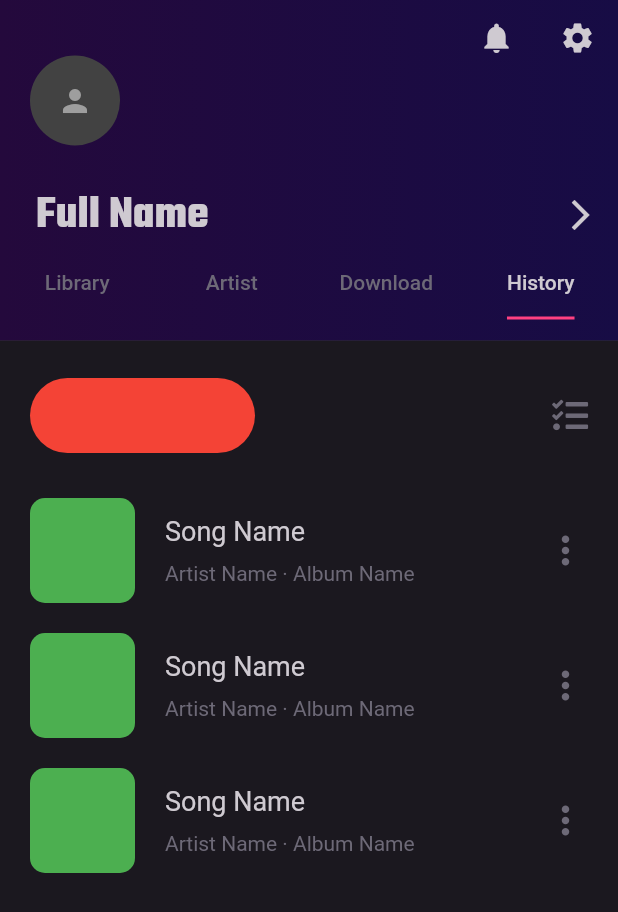
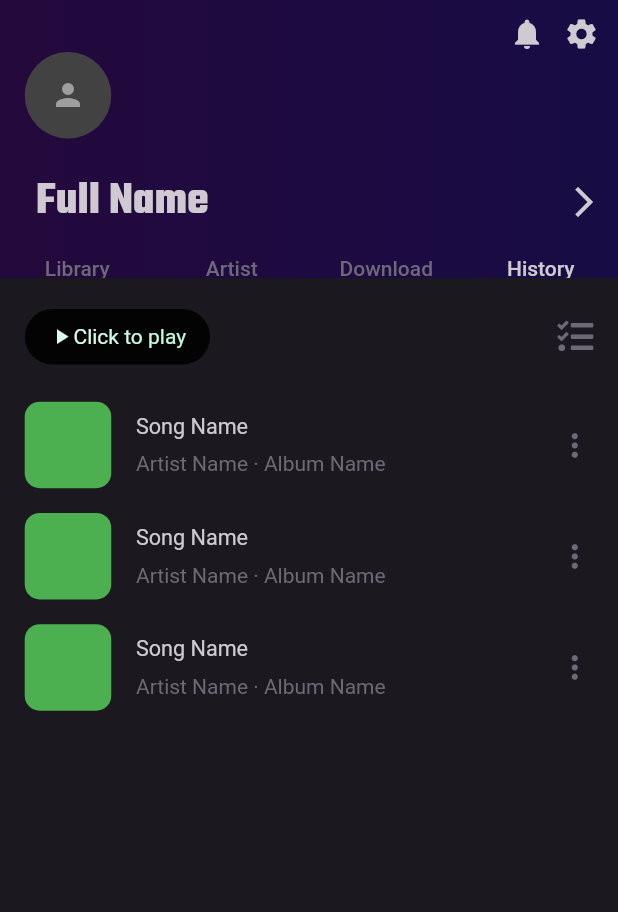
Before and after one commit to neddstarkk/skybeat-music-player, a Flutter app: the ProfilePage screen opened directly, tab 4 chosen, after a tap on the "arrow forward ios" icon, on a phone screen of 412 x 824 dp. Shown: the top 912 px of the screen. Run offline on Flutter 3.47's test engine with Material 2 defaults, Android fonts, the phone set to English and light mode, and no system bars; our stand-ins replace firebase_auth, font_awesome_flutter, google_sign_in, simple_animations; accounts and stored records are empty; network calls fail.

Commit message:
Made a SizeConfig class to standardize every size configuration
Also aded a shimmer widget in the profile page history tab

```diff
--- a/skybeat/lib/screens/profile_page/widgets/download_tab.dart
+++ b/skybeat/lib/screens/profile_page/widgets/download_tab.dart
@@ -1,8 +1,10 @@
 import 'package:flutter/material.dart';
+import 'package:skybeat/utils/size_config.dart';
 
 class DownloadTab extends StatelessWidget {
   @override
   Widget build(BuildContext context) {
+    SizeConfig().init(context);
     return Container(
       color: Color(0xFF131017),
       child: Container(
@@ -13,12 +15,12 @@ class DownloadTab extends StatelessWidget {
         ),
         child: Column(
           children: <Widget>[
-            SizedBox(height: 220.0,),
+            SizedBox(height: SizeConfig.blockSizeVertical * 22,),
             Text(
               "You haven\'t downloaded songs yet",
               style: TextStyle(
                 color: Color(0xFF6D6977),
-                fontSize: 16.0,
+                fontSize: SizeConfig.safeBlockHorizontal * 3.5,
               ),
             ),
           ],
--- a/skybeat/lib/screens/profile_page/widgets/history_tab.dart
+++ b/skybeat/lib/screens/profile_page/widgets/history_tab.dart
@@ -1,9 +1,12 @@
 import 'package:flutter/material.dart';
 import 'package:font_awesome_flutter/font_awesome_flutter.dart';
+import 'package:skybeat/screens/profile_page/widgets/shimmer.dart';
+import 'package:skybeat/utils/size_config.dart';
 
 class HistoryTab extends StatelessWidget {
   @override
   Widget build(BuildContext context) {
+    SizeConfig().init(context);
     return Container(
       height: MediaQuery.of(context).size.height,
       color: Color(0xFF131017),
@@ -15,23 +18,41 @@ class HistoryTab extends StatelessWidget {
         child: Column(
           children: <Widget>[
             SizedBox(
-              height: 25.0,
+              height: SizeConfig.blockSizeVertical * 2.5,
             ),
             Row(
               children: <Widget>[
                 SizedBox(
-                  width: 20.0,
+                  width: SizeConfig.blockSizeHorizontal * 4,
                 ),
                 GestureDetector(
                   onTap: () {
                     print("PLAY button pressed");
                   },
                   child: Container(
-                    height: 50,
-                    width: 150,
+                    height: SizeConfig.blockSizeVertical * 4.5,
+                    width: SizeConfig.blockSizeHorizontal * 30,
                     decoration: BoxDecoration(
-                      borderRadius: BorderRadius.circular(30.0),
-                      color: Colors.red,
+                      borderRadius: BorderRadius.circular(
+                          SizeConfig.blockSizeVertical * 3),
+                      color: Colors.black87,
+                    ),
+                    child: Center(
+                      child: Shimmer(
+                        child: Row(
+                          mainAxisAlignment: MainAxisAlignment.center,
+                          children: [
+                            Icon(
+                              Icons.play_arrow,
+                              size: SizeConfig.blockSizeVertical * 2,
+                            ),
+                            Text("Click to play")
+                          ],
+                        ),
+                        gradient: LinearGradient(
+                            colors: [Colors.white, Colors.greenAccent]),
+                        period: Duration(seconds: 3),
+                      ),
                     ),
                   ),
                 ),
@@ -46,12 +67,12 @@ class HistoryTab extends StatelessWidget {
                   ),
                 ),
                 SizedBox(
-                  width: 20.0,
+                  width: SizeConfig.blockSizeHorizontal * 4,
                 )
               ],
             ),
             SizedBox(
-              height: 20.0,
+              height: SizeConfig.blockSizeVertical * 2,
             ),
             Expanded(
               child: Container(
@@ -62,18 +83,19 @@ class HistoryTab extends StatelessWidget {
                   itemBuilder: (context, index) => Row(
                     children: <Widget>[
                       SizedBox(
-                        width: 20.0, height: 90.0,
+                        width: SizeConfig.blockSizeHorizontal * 4,
+                        height: SizeConfig.blockSizeVertical * 9,
                       ),
                       Container(
-                        height: 70.0,
-                        width: 70.0,
+                        height: SizeConfig.blockSizeVertical * 7,
+                        width: SizeConfig.blockSizeHorizontal * 14,
                         decoration: BoxDecoration(
                           color: Colors.green,
                           borderRadius: BorderRadius.circular(10.0),
                         ),
                       ),
                       SizedBox(
-                        width: 20.0,
+                        width: SizeConfig.blockSizeHorizontal * 4,
                       ),
                       Column(
                         crossAxisAlignment: CrossAxisAlignment.start,
@@ -81,9 +103,12 @@ class HistoryTab extends StatelessWidget {
                           Text(
                             "Song Name",
                             style: TextStyle(
-                                color: Color(0xFFCFCAD1), fontSize: 18.0),
+                                color: Color(0xFFCFCAD1),
+                                fontSize: SizeConfig.safeBlockHorizontal * 3.5),
                           ),
-                          SizedBox(height: 10.0,),
+                          SizedBox(
+                            height: SizeConfig.blockSizeVertical,
+                          ),
                           Text(
                             "Artist Name \u00b7 Album Name",
                             style: TextStyle(
@@ -94,9 +119,15 @@ class HistoryTab extends StatelessWidget {
                       ),
                       Spacer(),
                       GestureDetector(
-                        child: Icon(Icons.more_vert,size: 30.0, color: Color(0xFF6D6977),),
+                        child: Icon(
+                          Icons.more_vert,
+                          size: SizeConfig.blockSizeVertical * 3,
+                          color: Color(0xFF6D6977),
+                        ),
                       ),
-                      SizedBox(width: 20.0,)
+                      SizedBox(
+                        width: SizeConfig.blockSizeHorizontal * 4,
+                      )
                     ],
                   ),
                 ),
--- a/skybeat/lib/screens/profile_page/widgets/library_tab.dart
+++ b/skybeat/lib/screens/profile_page/widgets/library_tab.dart
@@ -1,11 +1,14 @@
 import 'package:flutter/material.dart';
 import 'package:skybeat/screens/profile_page/widgets/playlist_creator.dart';
+import 'package:skybeat/utils/size_config.dart';
 
 class LibraryTab extends StatelessWidget {
   @override
   Widget build(BuildContext context) {
+    SizeConfig().init(context);
+
     return Container(
-      height: MediaQuery.of(context).size.height,
+      height: SizeConfig.screenHeight,
       color: Color(0xFF131017),
       child: Column(
         mainAxisAlignment: MainAxisAlignment.start,
@@ -15,36 +18,40 @@ class LibraryTab extends StatelessWidget {
             height: 10.0,
           ),
           Container(
-            height: MediaQuery.of(context).size.height - 533,
+            height: SizeConfig.screenHeight - 533,
             decoration: BoxDecoration(
               color: Color(0xFF1B181F),
-                borderRadius: BorderRadius.only(topRight: Radius.circular(20.0), topLeft: Radius.circular(20.0),),
+              borderRadius: BorderRadius.only(
+                topRight: Radius.circular(SizeConfig.blockSizeHorizontal * 5),
+                topLeft: Radius.circular(SizeConfig.blockSizeHorizontal * 5),
+              ),
             ),
             child: Column(
               children: <Widget>[
                 SizedBox(
-                  height: 20.0,
+                  height: SizeConfig.blockSizeVertical * 2,
                 ),
                 Row(
                   mainAxisAlignment: MainAxisAlignment.start,
                   children: <Widget>[
-                    SizedBox(
-                      width: 20.0,
-                    ),
+                    SizedBox(width: SizeConfig.blockSizeHorizontal * 4),
                     Text(
                       "Favourites",
-                      style:
-                          TextStyle(fontSize: 20.0, color: Color(0xFFCFCAD1)),
+                      style: TextStyle(
+                          fontSize: SizeConfig.safeBlockHorizontal * 4,
+                          color: Color(0xFFCFCAD1)),
                     )
                   ],
                 ),
                 SizedBox(
-                  height: 50.0,
+                  height: SizeConfig.blockSizeVertical * 5,
                 ),
                 Text(
                   "Playlists you create will appear\n here",
                   textAlign: TextAlign.center,
-                  style: TextStyle(color: Color(0xFF6D6977), fontSize: 16.0),
+                  style: TextStyle(
+                      color: Color(0xFF6D6977),
+                      fontSize: SizeConfig.safeBlockHorizontal * 3.3),
                 )
               ],
             ),
--- a/skybeat/lib/screens/profile_page/widgets/playlist_creator.dart
+++ b/skybeat/lib/screens/profile_page/widgets/playlist_creator.dart
@@ -1,15 +1,18 @@
 import 'package:flutter/material.dart';
+import 'package:skybeat/utils/size_config.dart';
 
 class PlaylistCreator extends StatelessWidget {
   @override
   Widget build(BuildContext context) {
+    SizeConfig().init(context);
+
     return Container(
-      height: 200.0,
-      width: MediaQuery.of(context).size.width,
+      height: SizeConfig.blockSizeVertical * 20,
+      width: SizeConfig.screenWidth,
       decoration: BoxDecoration(
         borderRadius: BorderRadius.only(
-            bottomRight: Radius.circular(20.0),
-            bottomLeft: Radius.circular(20.0)),
+            bottomRight: Radius.circular(SizeConfig.blockSizeHorizontal * 5),
+            bottomLeft: Radius.circular(SizeConfig.blockSizeHorizontal * 5)),
         color: Color(0xFF1B181F),
       ),
       child: Row(
@@ -21,28 +24,29 @@ class PlaylistCreator extends StatelessWidget {
               mainAxisAlignment: MainAxisAlignment.start,
               children: <Widget>[
                 SizedBox(
-                  height: 20.0,
+                  height: SizeConfig.blockSizeVertical * 2,
                 ),
                 Row(
                   children: <Widget>[
                     SizedBox(
-                      width: 20.0,
+                      width: SizeConfig.blockSizeHorizontal * 3,
                     ),
                     Text(
                       "My Playlists",
-                      style:
-                          TextStyle(fontSize: 20.0, color: Color(0xFFCFCAD1)),
+                      style: TextStyle(
+                          fontSize: SizeConfig.safeBlockHorizontal * 4,
+                          color: Color(0xFFCFCAD1)),
                     ),
                     Spacer(),
                     Container(
-                      height: 30.0,
+                      height: SizeConfig.blockSizeVertical * 3,
                       child: Row(
                         mainAxisAlignment: MainAxisAlignment.spaceEvenly,
                         children: <Widget>[
                           GestureDetector(
                             child: Icon(
                               Icons.add,
-                              size: 30.0,
+                              size: SizeConfig.blockSizeHorizontal * 5.5,
                               color: Color(0xFFCFCAD1),
                             ),
                             onTap: () {
@@ -50,12 +54,12 @@ class PlaylistCreator extends StatelessWidget {
                             },
                           ),
                           SizedBox(
-                            width: 20.0,
+                            width: SizeConfig.blockSizeHorizontal * 2,
                           ),
                           GestureDetector(
                             child: Icon(
                               Icons.reorder,
-                              size: 30.0,
+                              size: SizeConfig.blockSizeHorizontal * 5.5,
                               color: Color(0xFFCFCAD1),
                             ),
                             onTap: () {
@@ -66,43 +70,44 @@ class PlaylistCreator extends StatelessWidget {
                       ),
                     ),
                     SizedBox(
-                      width: 20.0,
+                      width: SizeConfig.blockSizeHorizontal * 4,
                     ),
                   ],
                 ),
                 SizedBox(
-                  height: 20.0,
+                  height: SizeConfig.blockSizeVertical * 2,
                 ),
                 Row(
                   mainAxisAlignment: MainAxisAlignment.start,
                   children: <Widget>[
                     SizedBox(
-                      width: 20.0,
+                      width: SizeConfig.blockSizeHorizontal * 4,
                     ),
                     Container(
-                      height: 70.0,
-                      width: 70.0,
+                      height: SizeConfig.blockSizeVertical * 7,
+                      width: SizeConfig.blockSizeHorizontal * 14,
                       decoration: BoxDecoration(
-                          borderRadius: BorderRadius.circular(5.0),
+                          borderRadius: BorderRadius.circular(
+                              SizeConfig.blockSizeVertical),
                           color: Colors.black),
                       child: Stack(
                         children: <Widget>[
                           Image.network(
                             'https://monodomo.com/free-wallpapers/colorful-music-note-wallpapers-desktop-For-Free-Wallpaper.jpg',
-                            height: 70.0,
-                            width: 70.0,
+                            height: SizeConfig.blockSizeVertical * 7,
+                            width: SizeConfig.blockSizeHorizontal * 14,
                           ),
                           Center(
                             child: Icon(
                               Icons.play_arrow,
-                              size: 40.0,
+                              size: SizeConfig.blockSizeVertical * 4,
                             ),
                           )
                         ],
                       ),
                     ),
                     SizedBox(
-                      width: 15.0,
+                      width: SizeConfig.blockSizeHorizontal * 3,
                     ),
                     Column(
                       crossAxisAlignment: CrossAxisAlignment.start,
@@ -111,10 +116,10 @@ class PlaylistCreator extends StatelessWidget {
                           "Favorite songs",
                           textAlign: TextAlign.right,
                           style: TextStyle(
-                              color: Color(0xFFCFCAD1), fontSize: 18.0),
+                              color: Color(0xFFCFCAD1), fontSize: SizeConfig.safeBlockHorizontal * 3.5),
                         ),
                         SizedBox(
-                          height: 10.0,
+                          height: SizeConfig.blockSizeVertical,
                         ),
                         Text(
                           "0 songs",
--- a/skybeat/lib/screens/profile_page/widgets/profile_page_presenter.dart
+++ b/skybeat/lib/screens/profile_page/widgets/profile_page_presenter.dart
@@ -2,6 +2,7 @@ import 'package:flutter/cupertino.dart';
 import 'package:flutter/material.dart';
 import 'package:simple_animations/simple_animations.dart';
 import 'package:skybeat/screens/profile_page/notification_page.dart';
+import 'package:skybeat/utils/size_config.dart';
 
 import '../settings_page.dart';
 
@@ -13,7 +14,8 @@ class ProfilePagePresenter extends StatelessWidget {
 
   @override
   Widget build(BuildContext context) {
-    final double statusBarHeight = MediaQuery.of(context).padding.top;
+    SizeConfig().init(context);
+    final double statusBarHeight = SizeConfig.mediaQueryData.padding.top;
 
     final tween = MultiTrackTween([
       Track("color1").add(Duration(seconds: 3),
@@ -29,14 +31,15 @@ class ProfilePagePresenter extends StatelessWidget {
       builder: (context, animation) {
         return Container(
           padding: EdgeInsets.only(top: statusBarHeight),
-          height: 227.0,
+          height: SizeConfig.blockSizeVertical * 22.5,
           child: Column(
             children: <Widget>[
               SizedBox(
-                height: 5.0,
+                height: SizeConfig.blockSizeVertical * 0.5,
               ),
               Padding(
-                padding: EdgeInsets.only(top: 8.0),
+                padding:
+                    EdgeInsets.only(top: SizeConfig.blockSizeVertical * 0.8),
                 child: Row(
                   mainAxisAlignment: MainAxisAlignment.end,
                   children: <Widget>[
@@ -55,7 +58,7 @@ class ProfilePagePresenter extends StatelessWidget {
                       ),
                     ),
                     SizedBox(
-                      width: 30.0,
+                      width: SizeConfig.blockSizeHorizontal * 3,
                     ),
                     GestureDetector(
                       onTap: () {
@@ -71,9 +74,7 @@ class ProfilePagePresenter extends StatelessWidget {
                         color: Color(0xFFCFCAD1),
                       ),
                     ),
-                    SizedBox(
-                      width: 15.0,
-                    )
+                    SizedBox(width: SizeConfig.blockSizeHorizontal * 3),
                   ],
                 ),
               ),
@@ -85,17 +86,17 @@ class ProfilePagePresenter extends StatelessWidget {
                     mainAxisAlignment: MainAxisAlignment.start,
                     children: <Widget>[
                       SizedBox(
-                        width: 20.0,
+                        width: SizeConfig.blockSizeHorizontal * 4
                       ),
                       CircleAvatar(
                         child: Icon(Icons.person),
-                        radius: 30.0,
+                        radius: SizeConfig.blockSizeHorizontal * 7,
                         backgroundColor: Colors.grey.shade800,
                       ),
                     ],
                   ),
                   SizedBox(
-                    height: 25.0,
+                    height: SizeConfig.blockSizeVertical * 2.5,
                   ),
                   Row(
                     mainAxisAlignment: MainAxisAlignment.spaceBetween,
@@ -109,15 +110,13 @@ class ProfilePagePresenter extends StatelessWidget {
                             fontFamily: "Teko"),
                       ),
                       Padding(
-                        padding: const EdgeInsets.only(right: 13.0),
+                        padding: EdgeInsets.only(right: SizeConfig.blockSizeHorizontal * 2.6),
                         child: GestureDetector(
                           child: Icon(
                             Icons.arrow_forward_ios,
                             color: Color(0xFFCFCAD1),
                           ),
-                          onTap: () {
-                            print("Arrow pressed");
-                          },
+                          onTap: () {},
                         ),
                       )
                     ],
--- /dev/null
+++ b/skybeat/lib/screens/profile_page/widgets/shimmer.dart
@@ -0,0 +1,117 @@
+import 'package:flutter/material.dart';
+import 'package:flutter/rendering.dart';
+
+class Shimmer extends StatefulWidget {
+  final Widget child;
+  final Duration period;
+  final Gradient gradient;
+
+  Shimmer({this.child, this.gradient, this.period});
+
+  @override
+  _ShimmerState createState() => _ShimmerState();
+}
+
+class _ShimmerState extends State<Shimmer> with TickerProviderStateMixin {
+  AnimationController controller;
+
+
+  @override
+  void initState() {
+    // TODO: implement initState
+    super.initState();
+    controller = AnimationController(vsync: this, duration: widget.period)
+      ..addListener(() {
+        setState(() {
+
+        });
+      })
+    ..addStatusListener((status) {
+      if (status == AnimationStatus.completed) {
+        controller.repeat();
+      }
+    });
+    controller.forward();
+  }
+
+  @override
+  Widget build(BuildContext context) {
+    return _Shimmer(
+      child: widget.child,
+      gradient: widget.gradient,
+      percent: controller.value,
+    );
+  }
+
+  @override
+  void dispose() {
+    // TODO: implement dispose
+    controller.dispose();
+    super.dispose();
+  }
+}
+
+class _Shimmer extends SingleChildRenderObjectWidget {
+  final Gradient gradient;
+  final double percent;
+
+  _Shimmer({Widget child, this.gradient, this.percent}) :super(child: child);
+
+  @override
+  _ShimmerFilter createRenderObject(BuildContext context) {
+    return _ShimmerFilter(percent, gradient);
+  }
+
+  @override
+  void updateRenderObject(BuildContext context, _ShimmerFilter shimmer) {
+    shimmer.percent = percent;
+  }
+
+}
+
+class _ShimmerFilter extends RenderProxyBox {
+  final _clearPaint = Paint();
+  final Paint _gradientPaint;
+  final Gradient _gradient;
+  double _percent;
+
+  _ShimmerFilter(this._percent, this._gradient) : _gradientPaint = Paint()
+    ..blendMode = BlendMode.srcIn;
+
+  set percent(double newvalue) {
+    if(newvalue != _percent) {
+      _percent = newvalue;
+      markNeedsPaint();
+    }
+  }
+
+  @override
+  bool get alwaysNeedsCompositing => child != null;
+
+  @override
+  void paint(PaintingContext context, Offset offset) {
+    if (child != null) {
+      assert(needsCompositing);
+
+      final width = child.size.width;
+      final height = child.size.height;
+      Rect rect;
+      double dx, dy;
+
+      dx = _offset(-width, width, _percent);
+      dy = 0.0;
+      rect = Rect.fromLTWH(offset.dx - width, offset.dy, 3 * width, height);
+      _gradientPaint.shader = _gradient.createShader(rect);
+
+      context.canvas.saveLayer(offset & child.size, _clearPaint);
+      context.paintChild(child, offset);
+      context.canvas.translate(dx,dy);
+      context.canvas.drawRect(rect, _gradientPaint);
+      context.canvas.restore();
+    }
+  }
+
+  double _offset(double start, double end, double percent) {
+    return start + (end - start) * percent;
+  }
+}
--- /dev/null
+++ b/skybeat/lib/utils/size_config.dart
@@ -0,0 +1,31 @@
+import 'package:flutter/widgets.dart';
+
+class SizeConfig {
+  static MediaQueryData mediaQueryData;
+  static double screenWidth;
+  static double screenHeight;
+  static double blockSizeHorizontal;
+  static double blockSizeVertical;
+
+  static double _safeAreaHorizontal;
+  static double _safeAreaVertical;
+  static double safeBlockHorizontal;
+  static double safeBlockVertical;
+
+  void init(BuildContext context) {
+    mediaQueryData = MediaQuery.of(context);
+    screenWidth = mediaQueryData.size.width;
+    screenHeight = mediaQueryData.size.height;
+    blockSizeHorizontal = screenWidth / 100;
+    blockSizeVertical = screenHeight / 100;
+
+    _safeAreaHorizontal = mediaQueryData.padding.left +
+        mediaQueryData.padding.right;
+    _safeAreaVertical = mediaQueryData.padding.top +
+        mediaQueryData.padding.bottom;
+    safeBlockHorizontal = (screenWidth -
+        _safeAreaHorizontal) / 100;
+    safeBlockVertical = (screenHeight -
+        _safeAreaVertical) / 100;
+  }
+}
--- a/skybeat/pubspec.yaml
+++ b/skybeat/pubspec.yaml
@@ -14,7 +14,7 @@ description: A new Flutter project.
 version: 1.0.0+1
 
 environment:
-  sdk: ">=2.1.0 <3.0.0"
+  sdk: ">=2.8.0 <3.0.0"
 
 dependencies:
   flutter:
```
Also changed, not shown: skybeat/lib/screens/explore_page/explore_page.dart (+13 -10 lines), skybeat/lib/screens/explore_page/widgets/new_releases.dart (+59 -40 lines), skybeat/lib/screens/profile_page/widgets/artist_tab.dart (+13 -7 lines), skybeat/lib/screens/welcome_screen/welcome_screen.dart (+14 -12 lines), skybeat/lib/utils/constants.dart (added), skybeat/pubspec.lock.
